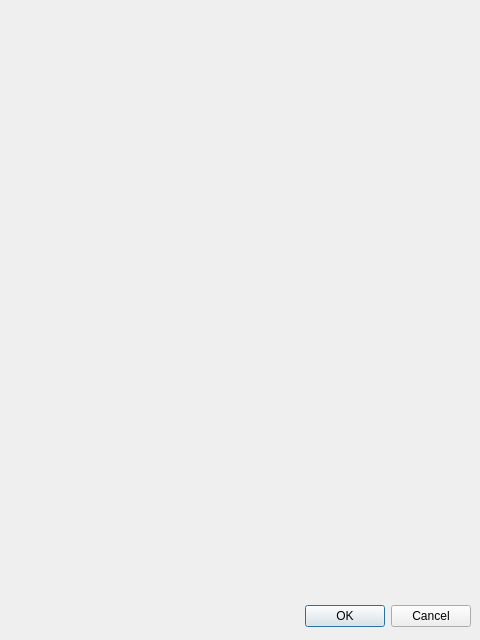
Before: the Qt Designer form acerca.ui in KevsWit/P59-Salarios-Qt, drawn with Qt 5.
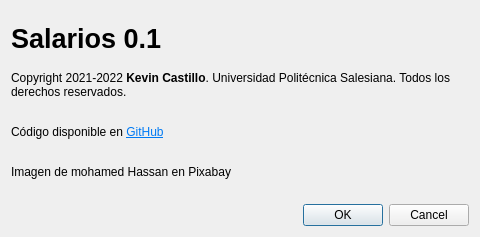
After: the same form once the commit is applied.

Patch:
```diff
--- a/acerca.ui
+++ b/acerca.ui
@@ -6,21 +6,46 @@
     <x>0</x>
     <y>0</y>
     <width>480</width>
-    <height>640</height>
+    <height>237</height>
    </rect>
   </property>
   <property name="windowTitle">
    <string>Dialog</string>
   </property>
+  <layout class="QVBoxLayout" name="verticalLayout">
+   <item>
+    <widget class="QLabel" name="lblNombre">
+     <property name="font">
+      <font>
+       <pointsize>20</pointsize>
+       <weight>75</weight>
+       <bold>true</bold>
+      </font>
+     </property>
+     <property name="text">
+      <string>Salarios 0.1</string>
+     </property>
+    </widget>
+   </item>
+   <item>
+    <widget class="QLabel" name="lblDerechos">
+     <property name="text">
+      <string>&lt;html&gt;&lt;head/&gt;&lt;body&gt;&lt;p&gt;Copyright 2021-2022 &lt;span style=&quot; font-weight:600;&quot;&gt;Kevin Castillo&lt;/span&gt;. Universidad Politécnica Salesiana. Todos los derechos reservados. &lt;/p&gt;&lt;p&gt;&lt;br/&gt;Código disponible en &lt;a href=&quot;https://github.com/KevsWit/P59-Salarios-Qt&quot;&gt;&lt;span style=&quot; text-decoration: underline; color:#007af4;&quot;&gt;GitHub&lt;/span&gt;&lt;/a&gt;&lt;/p&gt;&lt;/body&gt;&lt;/html&gt;</string>
+     </property>
+     <property name="wordWrap">
+      <bool>true</bool>
+     </property>
+    </widget>
+   </item>
+   <item>
+    <widget class="QLabel" name="lblFreepik">
+     <property name="text">
+      <string>&lt;html&gt;&lt;head/&gt;&lt;body&gt;&lt;p&gt;Imagen de &lt;a href=&quot;https://pixabay.com/es/users/mohamed_hassan-5229782/?utm_source=link-attribution&amp;amp;utm_medium=referral&amp;amp;utm_campaign=image&amp;amp;utm_content=3721156&quot;&gt;&lt;span style=&quot; text-decoration: underline; color:#007af4;&quot;&gt;mohamed Hassan&lt;/span&gt;&lt;/a&gt; en &lt;a href=&quot;https://pixabay.com/es/?utm_source=link-attribution&amp;amp;utm_medium=referral&amp;amp;utm_campaign=image&amp;amp;utm_content=3721156&quot;&gt;&lt;span style=&quot; text-decoration: underline; color:#007af4;&quot;&gt;Pixabay&lt;/span&gt;&lt;/a&gt;&lt;/p&gt;&lt;/body&gt;&lt;/html&gt;</string>
+     </property>
+    </widget>
+   </item>
+   <item>
   <widget class="QDialogButtonBox" name="buttonBox">
-   <property name="geometry">
-    <rect>
-     <x>10</x>
-     <y>600</y>
-     <width>461</width>
-     <height>32</height>
-    </rect>
-   </property>
    <property name="orientation">
     <enum>Qt::Horizontal</enum>
    </property>
@@ -28,6 +53,8 @@
     <set>QDialogButtonBox::Cancel|QDialogButtonBox::Ok</set>
    </property>
   </widget>
+   </item>
+  </layout>
  </widget>
  <resources/>
  <connections>
```
Left out of the diff: 3 changed lines with no effect on the pictures. Lines whose indentation alone changed are shown as unchanged.
